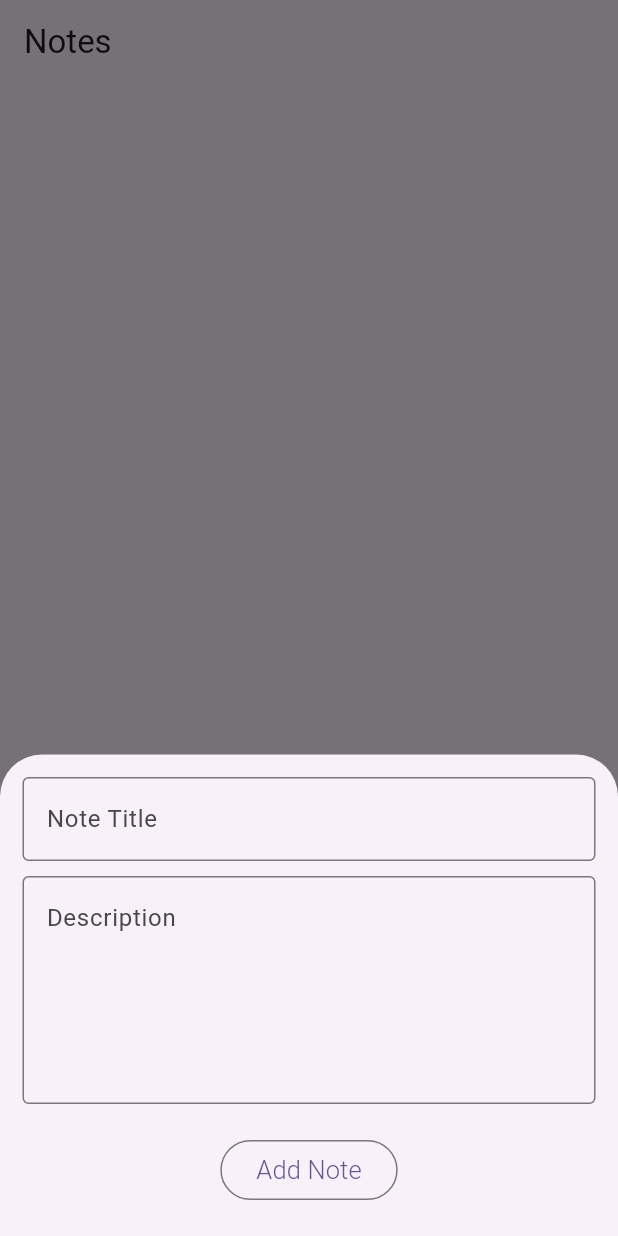
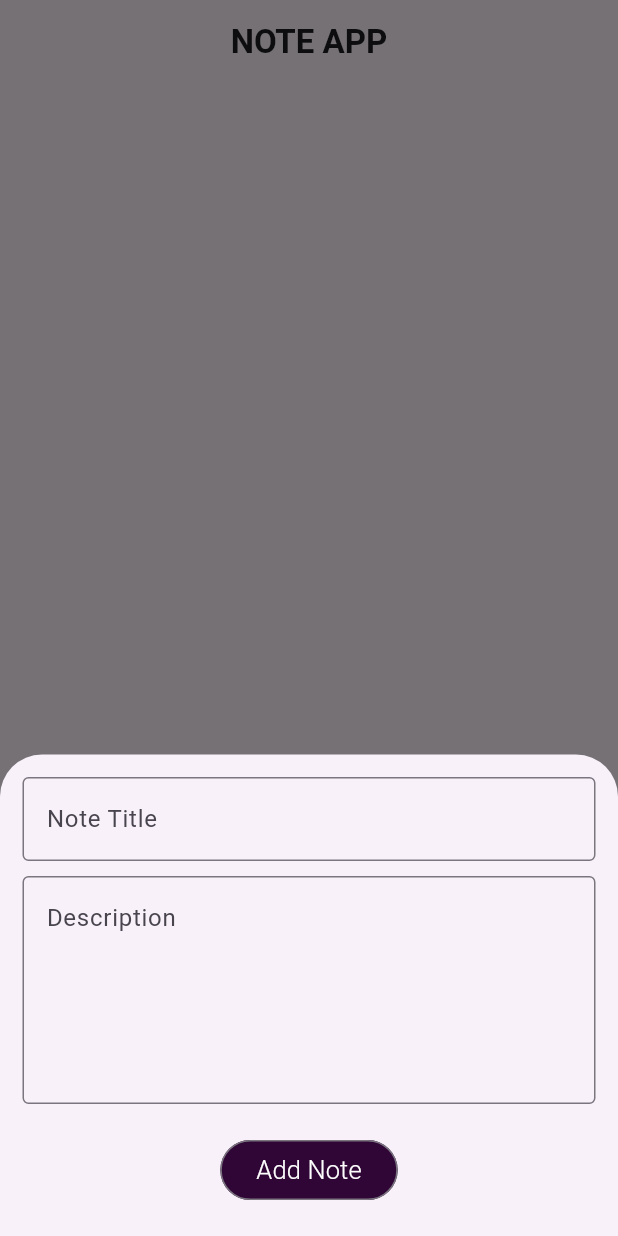
Before and after one commit to basanthraj15/Note_app, a Flutter app: the screen it shows after launch, after a tap on the "add" icon, on a phone screen of 412 x 824 dp. Run offline on Flutter 3.47's test engine with Material 3 defaults, Android fonts, the phone set to English and light mode, and no system bars; our stand-ins replace sqflite; accounts and stored records are empty.

Commit message:
Note update completed

```diff
--- a/lib/ui/home.dart
+++ b/lib/ui/home.dart
@@ -1,3 +1,4 @@
+
 import 'package:flutter/material.dart';
 import 'package:note_app/services/database_helper.dart';
 
@@ -36,13 +37,38 @@ class _HomeScreenState extends State<HomeScreen> {
   Future<void> _addNote() async {
     await QueryHelper.createNote(
         _noteTitleController.text, _noteDescriptionController.text);
-    print("Note added");
+    print("Note added successfully!");
     _reloadNotes(); // to reload after adding
   }
 
+//update notes
+
+  Future<void> _updateNote(int id) async {
+    await QueryHelper.updateNote(
+        id, _noteTitleController.text, _noteDescriptionController.text);
+    _reloadNotes();
+  }
+
   void showBottomSheetContent(int? id) async {
-    _noteTitleController.clear();
-    _noteDescriptionController.clear();
+    if (id != null) {
+      final currentNote = _allNotes.firstWhere(
+        (element) => element['id'] == id,
+        orElse: () => {},
+      );
+
+      if (currentNote.isNotEmpty) {
+        _noteTitleController.text = currentNote['title'];
+        _noteDescriptionController.text = currentNote['description'];
+      } else {
+        print("Note with ID $id not found.");
+        _noteTitleController.text = "";
+        _noteDescriptionController.text = "";
+      }
+    } else {
+      _noteTitleController.text = "";
+      _noteDescriptionController.text = "";
+    }
+
     showModalBottomSheet(
       elevation: 2.0,
       isScrollControlled: true,
@@ -56,7 +82,8 @@ class _HomeScreenState extends State<HomeScreen> {
                   top: 15,
                   bottom: MediaQuery.of(context).viewInsets.bottom,
                   left: 15,
-                          right: 15),
+                  right: 15,
+                ),
                 child: Column(
                   mainAxisSize: MainAxisSize.min,
                   crossAxisAlignment: CrossAxisAlignment.end,
@@ -65,51 +92,62 @@ class _HomeScreenState extends State<HomeScreen> {
                       controller: _noteTitleController,
                       decoration: InputDecoration(
                         border: OutlineInputBorder(),
-                                hintText: "Note Title"),
+                        hintText: "Note Title",
                       ),
-                          SizedBox(
-                            height: 10,
                     ),
+                    SizedBox(height: 10),
                     TextField(
                       controller: _noteDescriptionController,
                       decoration: InputDecoration(
                         border: OutlineInputBorder(),
-                                hintText: "Description"),
+                        hintText: "Description",
+                      ),
                       maxLines: 5,
                     ),
-                          SizedBox(
-                            height: 20,
-                          ),
+                    SizedBox(height: 20),
                     Center(
                       child: OutlinedButton(
+                        style: ButtonStyle(
+                          backgroundColor: MaterialStateProperty.all(
+                              const Color.fromARGB(255, 47, 6, 54)),
+                          foregroundColor:
+                              MaterialStateProperty.all(Colors.white),
+                        ),
                         onPressed: () async {
-                                  _addNote();
+                          if (id == null) {
+                            await _addNote();
+                          } else {
+                            await _updateNote(id);
+                          }
                           Navigator.of(context).pop();
                         },
                         child: Text(
-                                  "Add Note",
+                          id == null ? "Add Note" : "Update Note",
                           style: TextStyle(
-                                      fontSize: 17,
-                                      fontWeight: FontWeight.w300),
-                                )),
+                              fontSize: 17, fontWeight: FontWeight.w300),
                         ),
-                          SizedBox(
-                            height: 20,
+                      ),
+                    ),
+                    SizedBox(height: 20),
+                  ],
+                ),
               ),
             ],
           ),
-                    )
-                  ],
         ),
       ),
-            ));
+    );
   }
 
   @override
   Widget build(BuildContext context) {
     return Scaffold(
       appBar: AppBar(
-        title: Text("Notes"),
+        title: Text(
+          "NOTE APP",
+          style: TextStyle(fontWeight: FontWeight.bold),
+        ),
+        centerTitle: true,
       ),
       body: SafeArea(
           child: _isLoadingNote
@@ -119,6 +157,7 @@ class _HomeScreenState extends State<HomeScreen> {
               : ListView.builder(
                   itemCount: _allNotes.length,
                   itemBuilder: (context, index) => Card(
+                    elevation: 4.0,
                     margin: EdgeInsets.all(16),
                     child: ListTile(
                       title: Row(
@@ -135,6 +174,19 @@ class _HomeScreenState extends State<HomeScreen> {
                           )),
                           Row(
                             //add delete edit option
+
+                            mainAxisSize: MainAxisSize.min,
+                            children: [
+                              Tooltip(
+                                message: "Edit note",
+                                child: IconButton(
+                                    onPressed: () {
+                                      showBottomSheetContent(
+                                          _allNotes[index]['id']);
+                                    },
+                                    icon: Icon(Icons.edit)),
+                              )
+                            ],
                           ),
                         ],
                       ),
@@ -147,7 +199,7 @@ class _HomeScreenState extends State<HomeScreen> {
                 )),
       floatingActionButton: FloatingActionButton(
         onPressed: () {
-          showBottomSheetContent(0);
+          showBottomSheetContent(null);
         },
         child: Icon(Icons.add),
       ),
```
Lines whose indentation alone changed are shown as unchanged.
